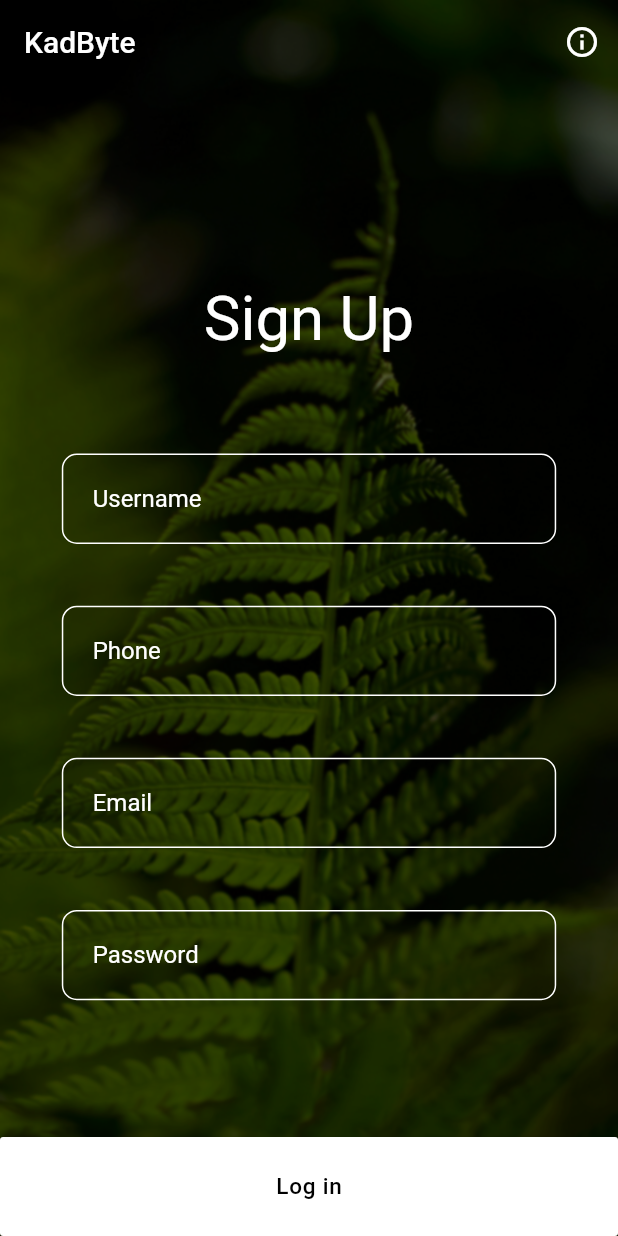
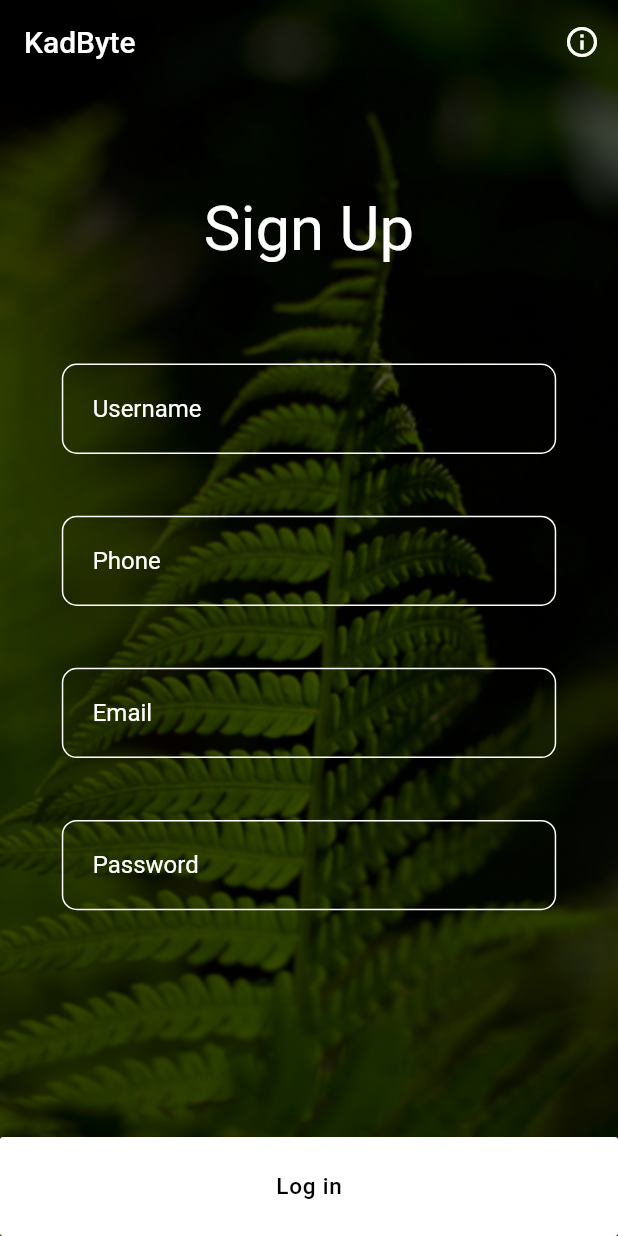
Before and after one commit to azarudeenpn/kadbyte, a Flutter app: the screen it shows after launch, after a tap on "Log in", on a phone screen of 412 x 824 dp. Run offline on Flutter 3.47's test engine with Material 2 defaults, Android fonts, the phone set to English and light mode, and no system bars.

Commit message:
bottom padding adjusted for main container

```diff
--- a/lib/SignUpDetails.dart
+++ b/lib/SignUpDetails.dart
@@ -9,8 +9,11 @@ class SignUpDetails extends StatelessWidget {
       return MediaQuery.of(context).size;
     }
 
-    return SingleChildScrollView(
-      child: Container(
+    return ListView(
+      children: <Widget>[
+        //SingleChildScrollView(
+        //child:
+        Container(
           //color: Colors.blue,
           width: double.infinity,
           //margin: EdgeInsets.only(bottom: 50),
@@ -81,6 +84,7 @@ class SignUpDetails extends StatelessWidget {
             ]),
         //)
       ),
-    );
+      //)
+    ],);
   }
 }
--- a/lib/signup.dart
+++ b/lib/signup.dart
@@ -46,9 +46,8 @@ class SignUp extends StatelessWidget {
                 ),
                 Padding(
                   padding: EdgeInsets.only(
-                    top: Scaffold
-                        .of(context)
-                        .appBarMaxHeight,
+                    top: Scaffold.of(context).appBarMaxHeight,
+                    bottom: MediaQuery.of(context).size.height * 0.08,
                   ),
                   child: Container(
                     height: height,
```
Lines whose indentation alone changed are shown as unchanged.
